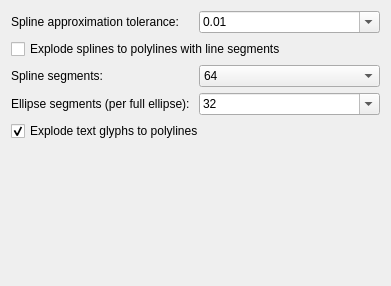
Above: scripts/Modify/Explode/PreferencesPage.ui from qcad/qcad before the change. Below: the same form after it.
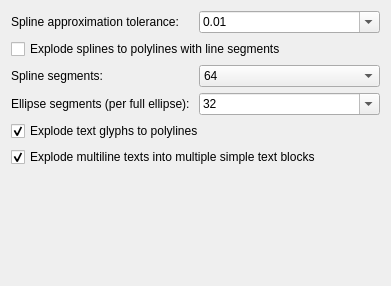
That is the form after the change.

Commit message: add preference to explode multiline texts into simple text blocks

```diff
--- a/scripts/Modify/Explode/PreferencesPage.ui
+++ b/scripts/Modify/Explode/PreferencesPage.ui
@@ -208,6 +208,16 @@
        </property>
       </widget>
      </item>
+     <item row="5" column="0" colspan="2">
+      <widget class="QCheckBox" name="MultilineTextToSimpleText">
+       <property name="text">
+        <string>Explode multiline texts into multiple simple text blocks</string>
+       </property>
+       <property name="checked">
+        <bool>true</bool>
+       </property>
+      </widget>
+     </item>
     </layout>
    </item>
    <item>
```
Left out of the diff: 254 changed lines with no effect on the pictures. The commit also changes 1 other file.
